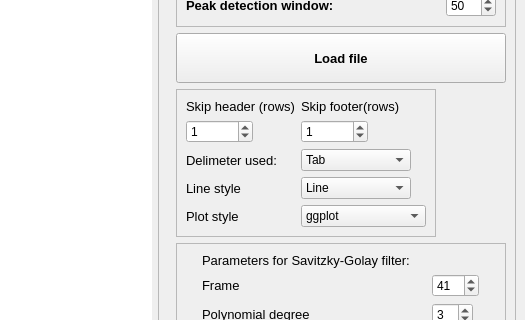
This is PeakInspector/Extrema_picker_layout.ui in ASalykin/PeakInspector as Qt 5 draws it before an edit; both pictures show x 518 to 1043 and y 290 to 610 of the 1043 by 963 pixel window. The edited form follows.
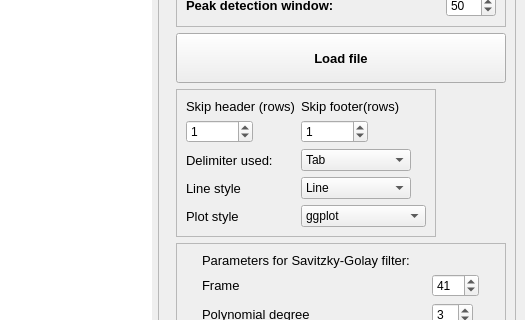
This is the edited form.

Commit message: Misspeling correction in GUI - 2

What changed in the file:
```diff
--- a/PeakInspector/Extrema_picker_layout.ui
+++ b/PeakInspector/Extrema_picker_layout.ui
@@ -685,7 +685,7 @@
              </font>
             </property>
             <property name="text">
-             <string>Delimeter used:</string>
+             <string>Delimiter used:</string>
             </property>
            </widget>
           </item>
```
